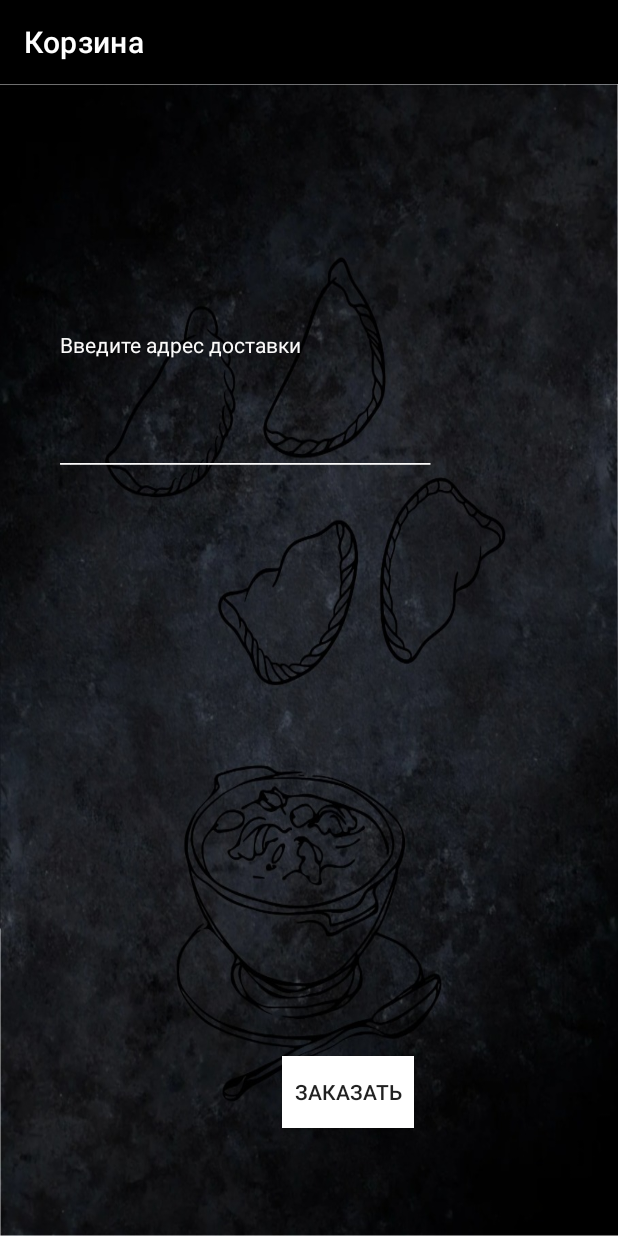
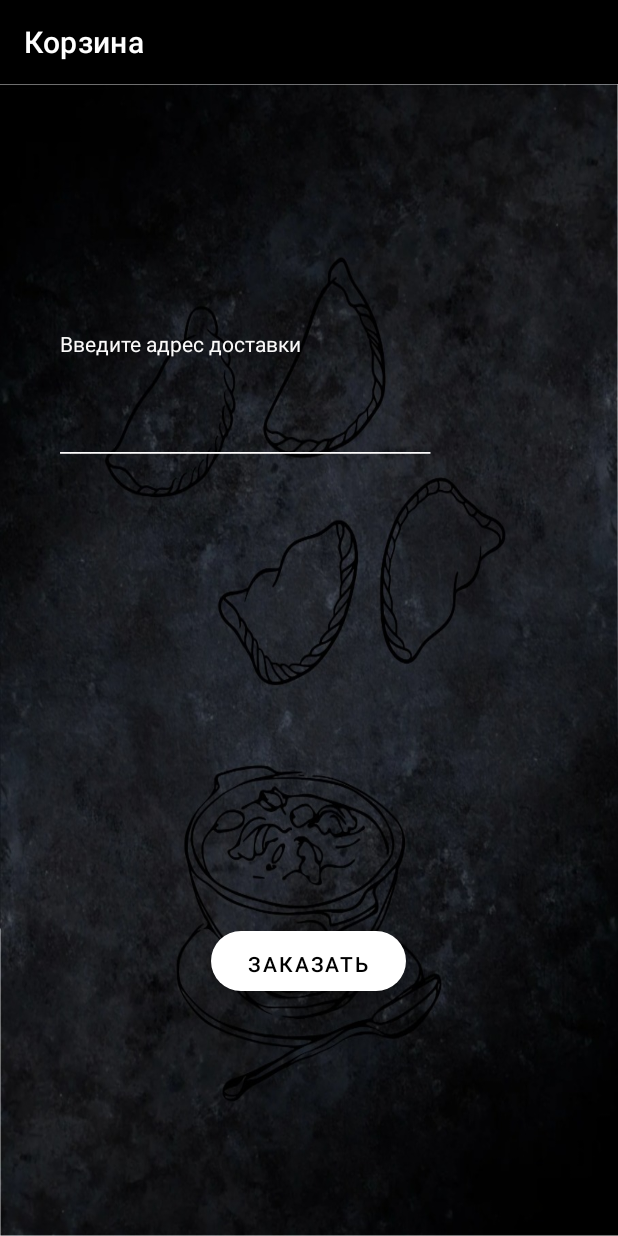
Before and after one commit to IgorK91/MioPizza, an Android app: the ConfirmActivity screen opened directly, with no data from a screen before it, after a tap on "ОФОРМИТЬ ЗАКАЗ", on a phone screen of 412 x 824 dp. Run offline under Robolectric (Android 15) with nearby library versions, the phone set to English and light mode, and no system bars; our stand-ins replace ButterKnife, Firebase (no records; nobody signed in at launch, a user with empty details on screens opened directly), Picasso.

```diff
--- a/app/build.gradle
+++ b/app/build.gradle
@@ -1,6 +1,7 @@
 plugins {
     id 'com.android.application'
     id 'com.google.gms.google-services'
+    id 'com.onesignal.androidsdk.onesignal-gradle-plugin'
 }
 
 android {
@@ -60,6 +61,6 @@ dependencies {
     implementation 'com.jakewharton:butterknife:10.2.0'
     annotationProcessor 'com.jakewharton:butterknife-compiler:10.2.0'
 
-
+    implementation 'com.onesignal:OneSignal:4.4.0'
 
 }
--- a/app/src/main/java/ru/korelyakov/miopizza/ui/confirm/ConfirmActivity.java
+++ b/app/src/main/java/ru/korelyakov/miopizza/ui/confirm/ConfirmActivity.java
@@ -5,6 +5,7 @@ import androidx.recyclerview.widget.LinearLayoutManager;
 import androidx.recyclerview.widget.RecyclerView;
 
 import android.content.Intent;
+import android.os.Build;
 import android.os.Bundle;
 import android.view.View;
 import android.widget.TextView;
@@ -27,12 +28,29 @@ public class ConfirmActivity extends AppCompatActivity implements ConfirmAdapter
     private ConfirmAdapter productRecyclerAdapter;
 
     TextView textView;
+    private int currentApiVersion;
 
     @Override
     public void onCreate(Bundle savedInstanceState) {
         super.onCreate(savedInstanceState);
         setContentView(R.layout.activity_confirm);
         recyclerView = findViewById(R.id.recyclerView);
+
+        currentApiVersion = android.os.Build.VERSION.SDK_INT;
+        final int flags =  View.SYSTEM_UI_FLAG_LAYOUT_HIDE_NAVIGATION | View.SYSTEM_UI_FLAG_HIDE_NAVIGATION  | View.SYSTEM_UI_FLAG_IMMERSIVE_STICKY;
+        if (currentApiVersion >= Build.VERSION_CODES.KITKAT) {
+            getWindow().getDecorView().setSystemUiVisibility(flags);
+            final View decorView = getWindow().getDecorView();
+            decorView
+                    .setOnSystemUiVisibilityChangeListener(new View.OnSystemUiVisibilityChangeListener() {
+                        @Override
+                        public void onSystemUiVisibilityChange(int visibility) {
+                            if ((visibility & View.SYSTEM_UI_FLAG_FULLSCREEN) == 0) {
+                                decorView.setSystemUiVisibility(flags);
+                            }
+                        }
+                    });
+        }
 
         textView = findViewById(R.id.coast2);
         textView.setText("Сумма заказа = " + OrderTools.Cart.getTotalPrice());
@@ -64,6 +82,9 @@ public class ConfirmActivity extends AppCompatActivity implements ConfirmAdapter
         product.setCount(product.getCount() - 1);
         textView.setText("Сумма заказа = " + OrderTools.Cart.getTotalPrice());
         onUpdateList();
+        if(product.getCount()<1){
+            OrderTools.Cart.removeFromCart(product);
+        }
     }
 
     /**
--- a/app/src/main/res/layout/activity_menu.xml
+++ b/app/src/main/res/layout/activity_menu.xml
@@ -19,7 +19,8 @@
         android:gravity="center"
         android:horizontalSpacing="300dp"
         android:numColumns="1"
-        android:verticalSpacing="50dp" >
+        android:verticalSpacing="50dp"
+        android:layout_marginBottom="40dp">
     </GridView>
 
 </LinearLayout>
--- a/app/src/main/res/layout/activity_order.xml
+++ b/app/src/main/res/layout/activity_order.xml
@@ -7,69 +7,73 @@
     android:background="@drawable/fon"
     tools:context=".ui.order.OrderActivity">
 
+    <LinearLayout
+        android:layout_width="match_parent"
+        android:layout_height="match_parent"
+        android:layout_marginTop="20dp"
+        android:layout_marginLeft="40dp"
+        android:layout_marginRight="40dp"
+        android:layout_marginBottom="20dp"
+        android:gravity="center"
+        android:orientation="vertical" >
+
+        <TextView
+            android:id="@+id/nameMain3"
+            android:textColor="#FBFAFA"
+            android:layout_width="match_parent"
+            android:layout_height="50dp"
+            android:text="TextView"
+
+             />
+
+        <TextView
+            android:id="@+id/numberMain3"
+            android:layout_width="match_parent"
+            android:layout_height="50dp"
+            android:textColor="#FBFAFA"
+            android:text="TextView"
+             />
+
+        <TextView
+            android:id="@+id/textView9"
+            android:textColor="#FBFAFA"
+            android:layout_width="match_parent"
+            android:layout_height="50dp"
+            android:layout_marginBottom="1dp"
+            android:text="Введите адрес доставки"
+            app:layout_constraintHorizontal_bias="1.0"
+         />
+
 
     <EditText
         android:id="@+id/adress"
-        android:layout_width="300dp"
-        android:layout_height="42dp"
-        android:layout_marginEnd="72dp"
-        android:layout_marginBottom="500dp"
+        android:layout_width="match_parent"
+        android:layout_height="50dp"
         android:background="@null"
         android:ems="10"
         android:hint="_____________________________________"
+        android:importantForAutofill="no"
+        android:inputType="textPersonName"
         android:textColor="#FBFAFA"
         android:textColorHint="#FBFAFA"
         android:textSize="15sp"
-        app:layout_constraintBottom_toBottomOf="parent"
-        app:layout_constraintEnd_toEndOf="parent"
-        app:layout_constraintTop_toBottomOf="@+id/textView9" />
 
-    <androidx.appcompat.widget.AppCompatButton
-        android:id="@+id/button"
-        android:layout_width="wrap_content"
-        android:layout_height="wrap_content"
-        android:layout_marginEnd="136dp"
-        android:layout_marginBottom="72dp"
-        android:onClick="Order"
-        android:text="Заказать"
-        android:background="@color/white"
-        app:layout_constraintBottom_toBottomOf="parent"
-        app:layout_constraintEnd_toEndOf="parent" />
+      />
 
-    <TextView
-        android:id="@+id/nameMain3"
-        android:textColor="#FBFAFA"
-        android:layout_width="0dp"
-        android:layout_height="0dp"
-        android:layout_marginTop="43dp"
-        android:text="TextView"
-        app:layout_constraintBottom_toTopOf="@+id/numberMain3"
-        app:layout_constraintEnd_toEndOf="@+id/numberMain3"
-        app:layout_constraintStart_toStartOf="@+id/numberMain3"
-        app:layout_constraintTop_toTopOf="parent" />
+        <com.google.android.material.button.MaterialButton
+            style="@style/Widget.MaterialComponents.ExtendedFloatingActionButton"
+            app:backgroundTint="#FFFFFF"
+            android:id="@+id/button"
+            android:layout_width="130dp"
+            android:layout_height="40dp"
+            app:cornerRadius="48dp"
+            android:onClick="Order"
+            android:text="Заказать"
+            android:layout_marginTop = "300dp"
+            android:layout_marginBottom = "100dp"
+         />
 
-    <TextView
-        android:id="@+id/numberMain3"
-        android:textColor="#FBFAFA"
-        android:layout_width="0dp"
-        android:layout_height="0dp"
-        android:text="TextView"
-        app:layout_constraintBottom_toTopOf="@+id/textView9"
-        app:layout_constraintEnd_toEndOf="@+id/textView9"
-        app:layout_constraintStart_toStartOf="@+id/textView9"
-        app:layout_constraintTop_toBottomOf="@+id/nameMain3" />
 
-    <TextView
-        android:id="@+id/textView9"
-        android:textColor="#FBFAFA"
-        android:layout_width="0dp"
-        android:layout_height="0dp"
-        android:layout_marginBottom="1dp"
-        android:text="Введите адрес доставки"
-        app:layout_constraintBottom_toTopOf="@+id/adress"
-        app:layout_constraintEnd_toEndOf="@+id/adress"
-        app:layout_constraintHorizontal_bias="1.0"
-        app:layout_constraintStart_toStartOf="@+id/adress"
-        app:layout_constraintTop_toBottomOf="@+id/numberMain3" />
+    </LinearLayout>
 
 </androidx.constraintlayout.widget.ConstraintLayout>
--- a/build.gradle
+++ b/build.gradle
@@ -2,12 +2,14 @@
 buildscript {
     repositories {
         google()
+        mavenCentral()
+        gradlePluginPortal()
         jcenter()
-        mavenCentral()
     }
     dependencies {
         classpath "com.android.tools.build:gradle:4.1.3"
         classpath 'com.google.gms:google-services:4.3.8'
+        classpath 'gradle.plugin.com.onesignal:onesignal-gradle-plugin:0.12.10'
 
         // NOTE: Do not place your application dependencies here; they belong
         // in the individual module build.gradle files
@@ -17,6 +19,7 @@ buildscript {
 allprojects {
     repositories {
         google()
+        mavenCentral()
         jcenter()
     }
 }
```
Also changed, not shown: app/src/main/java/ru/korelyakov/miopizza/ui/login/LoginActivity.java (+18 -0 lines), app/src/main/res/layout/activity_confirm.xml (+16 -2 lines), app/src/main/res/layout/activity_login.xml (+10 -7 lines), app/src/main/res/layout/activity_product.xml (+6 -6 lines).
